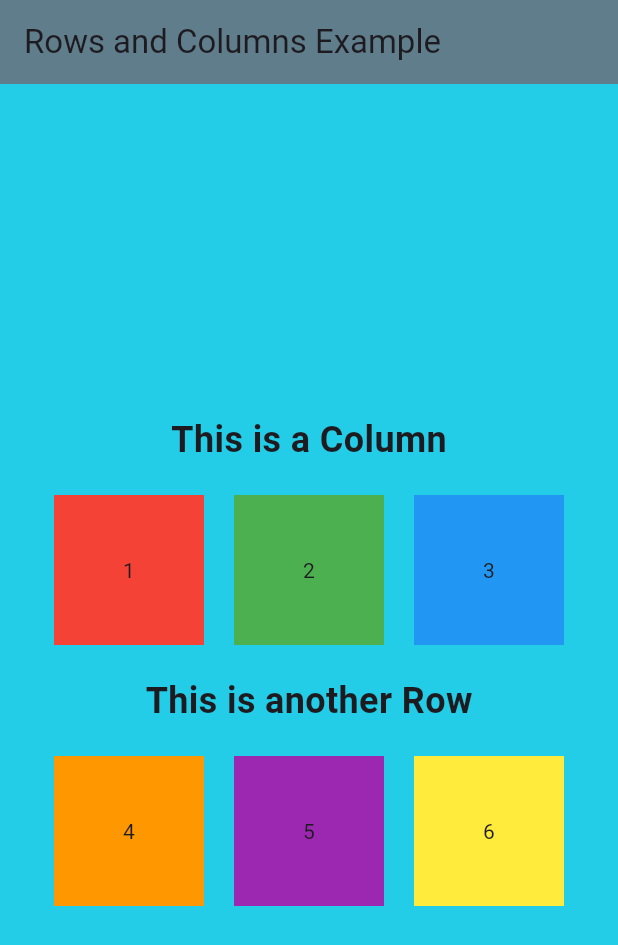
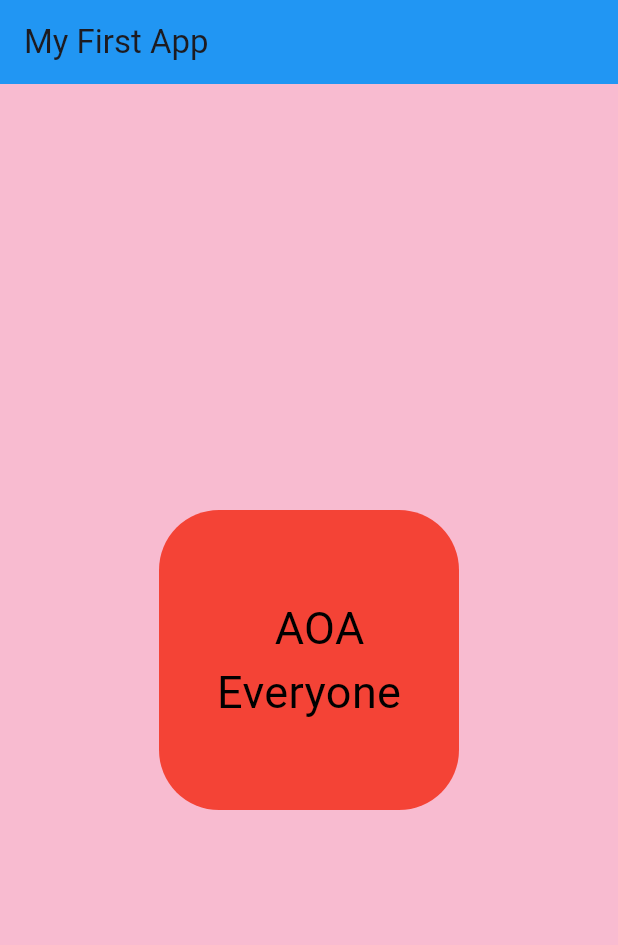
Before and after one commit to Khalidbinwaheed/flutterdart, a Flutter app: the screen it shows after launch, on a phone screen of 412 x 824 dp. Shown: the top 945 px of the screen. Run offline on Flutter 3.47's test engine with Material 3 defaults, Android fonts, the phone set to English and light mode, and no system bars; Roboto replaces fonts that are missing (Algerian).

Commit message:
Update main.dart

```diff
--- a/untitled/lib/main.dart
+++ b/untitled/lib/main.dart
@@ -1,87 +1,40 @@
 import 'package:flutter/material.dart';
 
 void main() {
-  runApp(MyApp());
+  runApp(const MyApp());
 }
 
 class MyApp extends StatelessWidget {
+  const MyApp({super.key});
+
   @override
   Widget build(BuildContext context) {
     return MaterialApp(
       debugShowCheckedModeBanner: false,
-      title: 'First App',
       home: Scaffold(
-        backgroundColor: Color.fromARGB(255, 35, 205, 231),
+        backgroundColor: Colors.pink[100],
         appBar: AppBar(
-          backgroundColor: Colors.blueGrey,
-          title: Text('Rows and Columns Example'),
+          title: const Text('My First App'),
+          backgroundColor: Colors.blue,
         ),
         body: Center(
-          child: Column(
-            mainAxisAlignment: MainAxisAlignment.center,
-            children: <Widget>[
-              Text(
-                'This is a Column',
-                style: TextStyle(fontSize: 24, fontWeight: FontWeight.bold),
+          child: Container(
+            width: 200,
+            height: 200,
+            decoration: BoxDecoration(
+              color: Colors.red,
+              borderRadius: BorderRadius.circular(40),
+            ),
+            child: const Center(
+              child: Text(
+                '     AOA \nEveryone',
+                style: TextStyle(
+                  color: Colors.black,
+                  fontFamily: "Algerian",
+                  fontSize: 30,
+                ),
               ),
-              SizedBox(height: 20),
-              Row(
-                mainAxisAlignment: MainAxisAlignment.center,
-                children: <Widget>[
-                  Container(
-                    width: 100,
-                    height: 100,
-                    color: Colors.red,
-                    child: Center(child: Text('1')),
-                  ),
-                  SizedBox(width: 20),
-                  Container(
-                    width: 100,
-                    height: 100,
-                    color: Colors.green,
-                    child: Center(child: Text('2')),
-                  ),
-                  SizedBox(width: 20),
-                  Container(
-                    width: 100,
-                    height: 100,
-                    color: Colors.blue,
-                    child: Center(child: Text('3')),
-                  ),
-                ],
-              ),
-              SizedBox(height: 20),
-              Text(
-                'This is another Row',
-                style: TextStyle(fontSize: 24, fontWeight: FontWeight.bold),
-              ),
-              SizedBox(height: 20),
-              Row(
-                mainAxisAlignment: MainAxisAlignment.center,
-                children: <Widget>[
-                  Container(
-                    width: 100,
-                    height: 100,
-                    color: Colors.orange,
-                    child: Center(child: Text('4')),
-                  ),
-                  SizedBox(width: 20),
-                  Container(
-                    width: 100,
-                    height: 100,
-                    color: Colors.purple,
-                    child: Center(child: Text('5')),
-                  ),
-                  SizedBox(width: 20),
-                  Container(
-                    width: 100,
-                    height: 100,
-                    color: Colors.yellow,
-                    child: Center(child: Text('6')),
-                  ),
-                ],
-              ),
-            ],
+            ),
           ),
         ),
       ),
```
